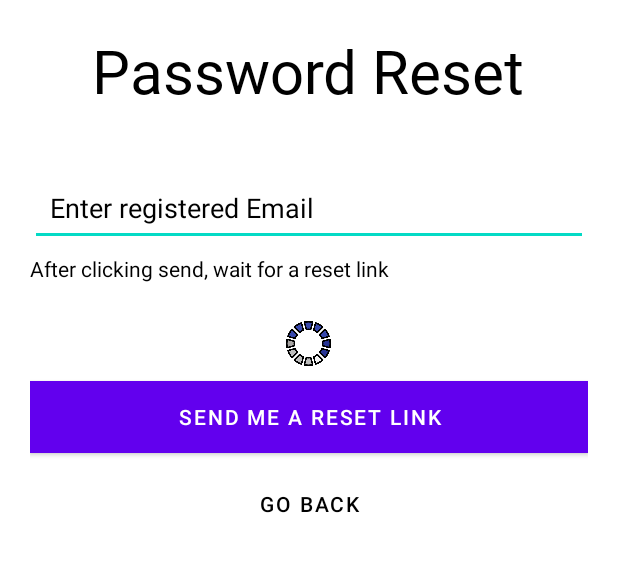
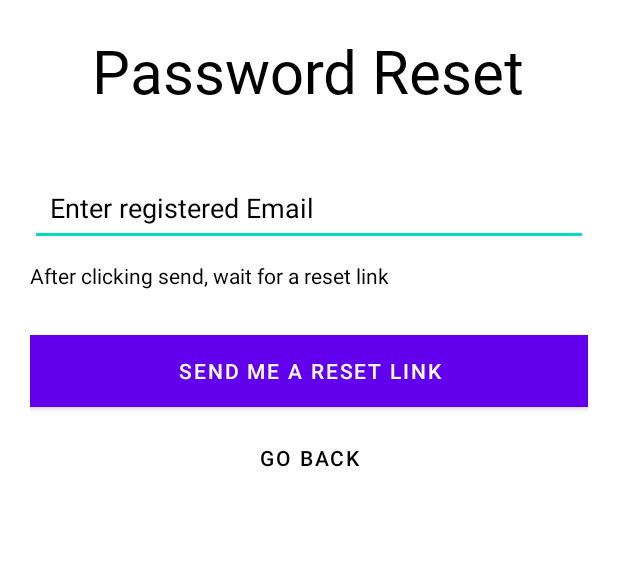
Before and after one commit to S-A-D-Group-3/Bling-App, an Android app: the reset screen opened directly, with no data from a screen before it, on a phone screen of 412 x 824 dp, the part 210-782 px from its top. Run offline under Robolectric (Android 15) with nearby library versions, the phone set to English and light mode, and no system bars; our stand-ins replace Firebase (no records; nobody signed in at launch, a user with empty details on screens opened directly); libraries missing offline, so code that uses them is left out: es.dmoral.toasty.

Commit message:
SCRUM : 4-12-2021 : ui fix for password reset

```diff
--- a/app/src/main/res/layout/activity_reset_password.xml
+++ b/app/src/main/res/layout/activity_reset_password.xml
@@ -45,7 +45,7 @@
             android:id="@+id/email"
             android:layout_width="match_parent"
             android:layout_height="50dp"
-            android:layout_marginBottom="5dp"
+            android:layout_marginBottom="10dp"
             android:ems="10"
             android:hint="  Enter registered Email"
             android:inputType="textEmailAddress"
@@ -55,7 +55,7 @@
         <TextView
             android:layout_width="wrap_content"
             android:layout_height="wrap_content"
-            android:layout_marginBottom="10dp"
+            android:layout_marginBottom="30dp"
             android:gravity="center_horizontal"
             android:text="After clicking send, wait for a reset link"
             android:textColor="@color/black"
@@ -69,9 +69,9 @@
             android:layout_height="30dp"
             android:layout_gravity="center"
             android:layout_marginTop="15dp"
-            android:layout_marginBottom="10dp"
+            android:layout_marginBottom="20dp"
             android:indeterminateDrawable="@drawable/progress_icon"
-            android:visibility="visible"
+            android:visibility="gone"
             app:layout_constraintBottom_toBottomOf="parent"
             app:layout_constraintLeft_toLeftOf="parent"
             app:layout_constraintRight_toRightOf="parent"
```
